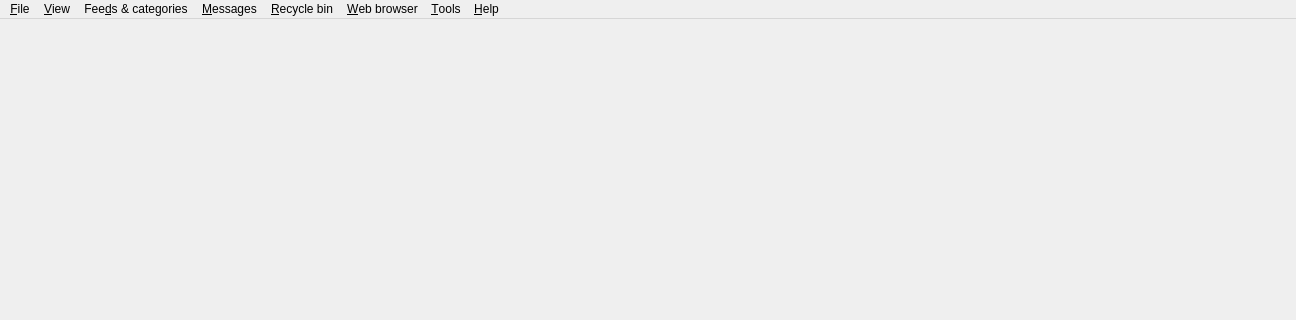
Before: the Qt Designer form src/gui/dialogs/formmain.ui in martinrotter/rssguard, drawn with Qt 5; both pictures show x 0 to 1296 and y 0 to 320 of the 1296 by 677 pixel window.
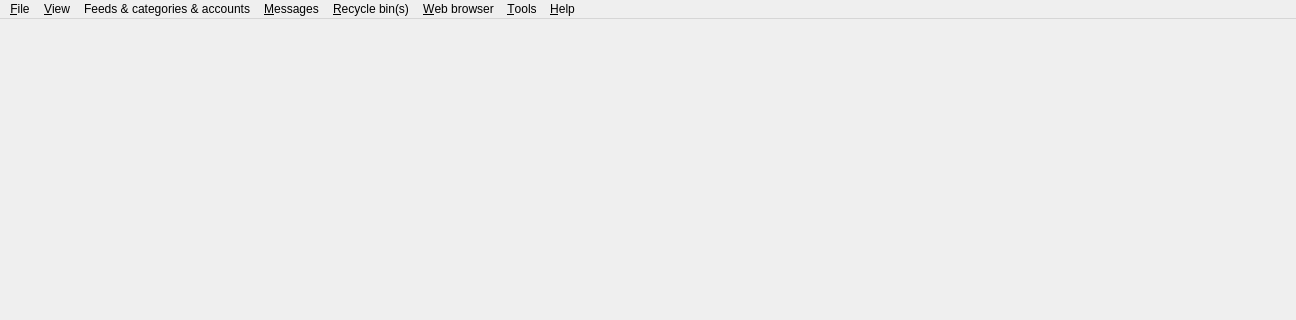
After: the same form once the commit is applied. Custom widgets are drawn as their Qt base class.

What changed in the file:
```diff
--- a/src/gui/dialogs/formmain.ui
+++ b/src/gui/dialogs/formmain.ui
@@ -125,7 +125,7 @@
    </widget>
    <widget class="QMenu" name="m_menuFeeds">
     <property name="title">
-     <string>Fee&amp;ds &amp;&amp; categories</string>
+     <string>Feeds &amp;&amp; categories &amp;&amp; accounts</string>
     </property>
     <widget class="QMenu" name="m_menuAddItem">
      <property name="title">
@@ -174,7 +174,7 @@
    </widget>
    <widget class="QMenu" name="m_menuRecycleBin">
     <property name="title">
-     <string>&amp;Recycle bin</string>
+     <string>&amp;Recycle bin(s)</string>
     </property>
     <addaction name="m_actionRestoreAllRecycleBins"/>
     <addaction name="m_actionEmptyAllRecycleBins"/>
```
Left out of the diff: 12 changed lines with no effect on the pictures.
